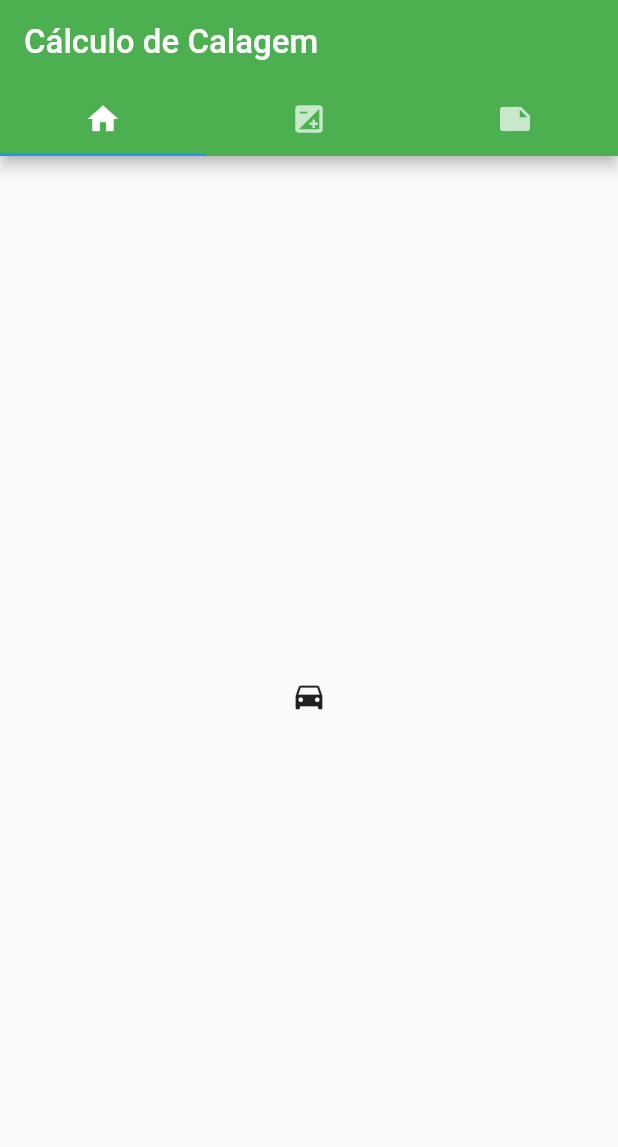
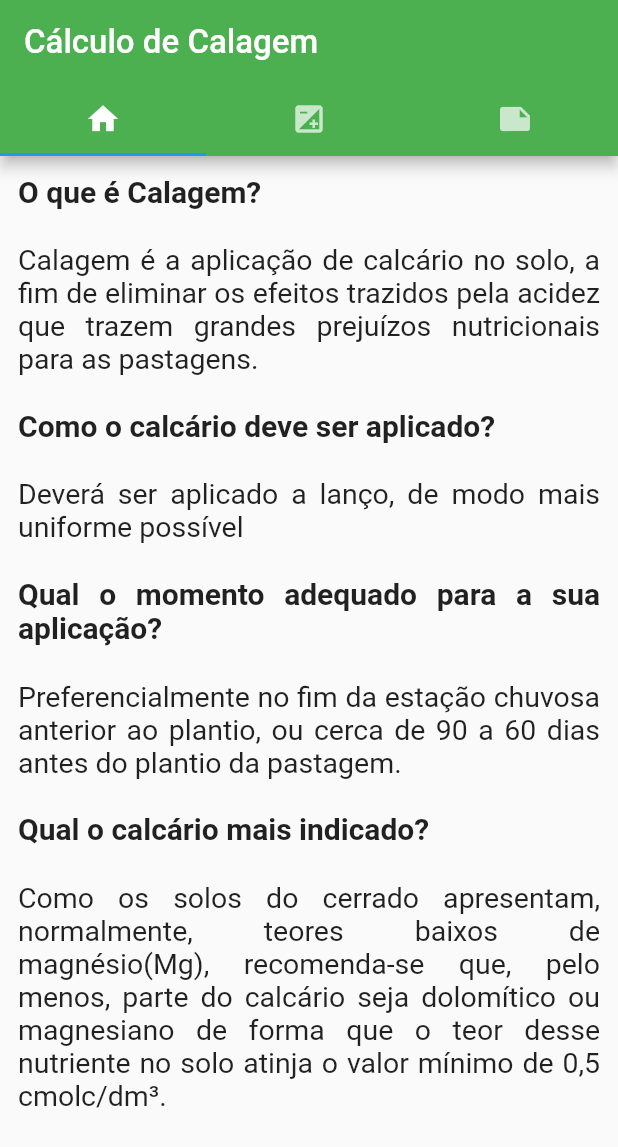
Before and after one commit to luisgs7/liming-calculation, a Flutter app: the screen it shows after launch, on a phone screen of 412 x 824 dp. Shown: the top 1147 px of the screen. Run offline on Flutter 3.47's test engine with Material 2 defaults, Android fonts, the phone set to English and light mode, and no system bars.

```diff
--- a/lib/screens/home.widget.dart
+++ b/lib/screens/home.widget.dart
@@ -1,4 +1,5 @@
 import 'package:flutter/material.dart';
+import 'package:liming_calculation/tabs/home.tab.dart';
 
 class Home extends StatelessWidget {
   @override
@@ -31,7 +32,7 @@ class Home extends StatelessWidget {
           ),
           body: TabBarView(
             children: <Widget>[
-              Icon(Icons.directions_car),
+              HomeTab(),
               Icon(Icons.directions_transit),
               Icon(Icons.directions_bike),
             ],
--- /dev/null
+++ b/lib/tabs/home.tab.dart
@@ -0,0 +1,60 @@
+import 'package:flutter/material.dart';
+
+class HomeTab extends StatelessWidget {
+  @override
+  Widget build(BuildContext context) {
+    return Scaffold(
+        body: Padding(
+      padding: EdgeInsets.all(12),
+      child: ListView(
+        children: <Widget>[
+          Column(
+            crossAxisAlignment: CrossAxisAlignment.stretch,
+            children: <Widget>[
+              Text(
+                "O que é Calagem?\n",
+                style: TextStyle(fontWeight: FontWeight.bold, fontSize: 20.0),
+                textAlign: TextAlign.justify,
+              ),
+              Text(
+                "Calagem é a aplicação de calcário no solo, a fim de eliminar os efeitos trazidos pela acidez que trazem grandes prejuízos nutricionais para as pastagens.\n",
+                style: TextStyle(fontSize: 19.0),
+                textAlign: TextAlign.justify,
+              ),
+              Text(
+                "Como o calcário deve ser aplicado?\n",
+                style: TextStyle(fontWeight: FontWeight.bold, fontSize: 20.0),
+                textAlign: TextAlign.justify,
+              ),
+              Text(
+                "Deverá ser aplicado a lanço, de modo mais uniforme possível\n",
+                style: TextStyle(fontSize: 19.0),
+                textAlign: TextAlign.justify,
+              ),
+              Text(
+                "Qual o momento adequado para a sua aplicação?\n",
+                style: TextStyle(fontWeight: FontWeight.bold, fontSize: 20.0),
+                textAlign: TextAlign.justify,
+              ),
+              Text(
+                "Preferencialmente no fim da estação chuvosa anterior ao plantio, ou cerca de 90 a 60 dias antes do plantio da pastagem.\n",
+                style: TextStyle(fontSize: 19.0),
+                textAlign: TextAlign.justify,
+              ),
+              Text(
+                "Qual o calcário mais indicado?\n",
+                style: TextStyle(fontWeight: FontWeight.bold, fontSize: 20.0),
+                textAlign: TextAlign.justify,
+              ),
+              Text(
+                "Como os solos do cerrado apresentam, normalmente, teores baixos de magnésio(Mg), recomenda-se que, pelo menos, parte do calcário seja dolomítico ou magnesiano de forma que o teor desse nutriente no solo atinja o valor mínimo de 0,5  cmolc/dm³.\n",
+                style: TextStyle(fontSize: 19.0),
+                textAlign: TextAlign.justify,
+              ),
+            ],
+          ),
+        ],
+      ),
+    ));
+  }
+}
```
